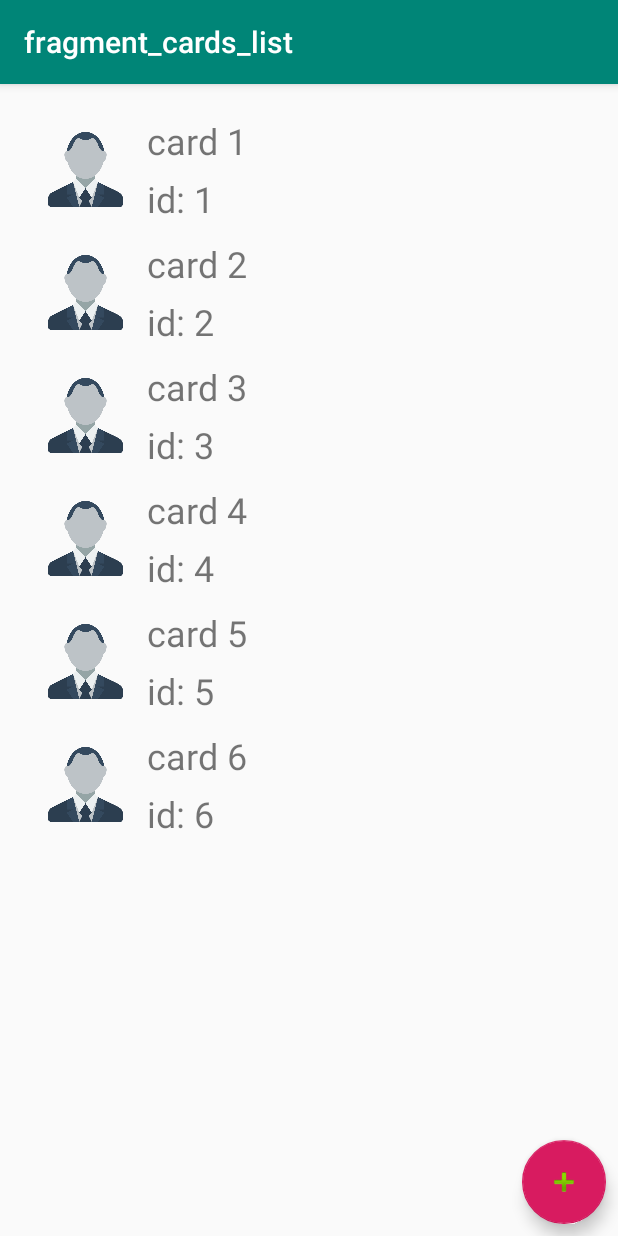
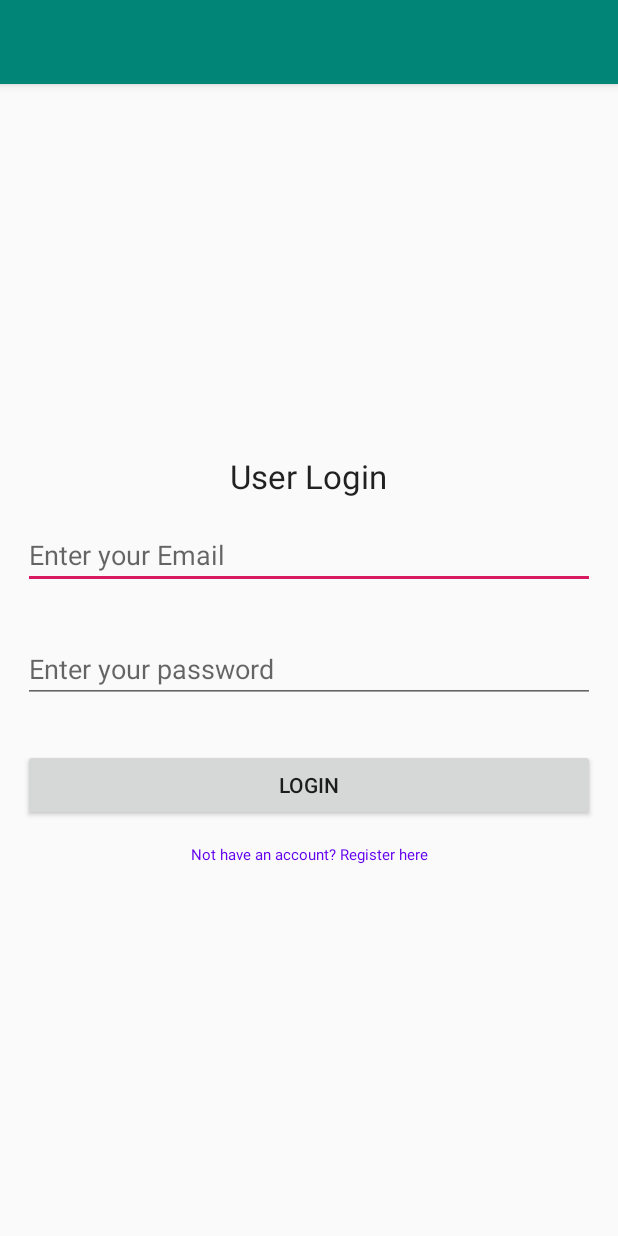
Before and after one commit to EtgarZ/ColmanProject53, an Android app: the screen it shows after launch (MainActivity), on a phone screen of 412 x 824 dp. Run offline under Robolectric (Android 15) with nearby library versions, the phone set to English and light mode, and no system bars; our stand-ins replace Firebase (no records; nobody signed in at launch, a user with empty details on screens opened directly), navigation-ui.

Commit message:
add sign in and register using firebase auth

```diff
--- /dev/null
+++ b/Client/CardReaderApp/app/src/main/java/com/cardreaderapp/activities/RegisterFragment.java
@@ -0,0 +1,217 @@
+package com.cardreaderapp.activities;
+
+import android.app.ProgressDialog;
+import android.content.Context;
+import android.net.Uri;
+import android.os.Bundle;
+
+import androidx.annotation.NonNull;
+import androidx.fragment.app.Fragment;
+
+import android.view.LayoutInflater;
+import android.view.View;
+import android.view.ViewGroup;
+import android.widget.Button;
+import android.widget.EditText;
+import android.widget.TextView;
+import android.widget.Toast;
+
+import com.cardreaderapp.R;
+import com.google.android.gms.tasks.OnCompleteListener;
+import com.google.android.gms.tasks.Task;
+import com.google.firebase.auth.AuthResult;
+import com.google.firebase.auth.FirebaseAuth;
+
+import org.w3c.dom.Text;
+
+import java.util.regex.Pattern;
+
+
+/**
+ * A simple {@link Fragment} subclass.
+ * Activities that contain this fragment must implement the
+ * {@link RegisterFragment.OnFragmentInteractionListener} interface
+ * to handle interaction events.
+ * Use the {@link RegisterFragment#newInstance} factory method to
+ * create an instance of this fragment.
+ */
+public class RegisterFragment extends Fragment {
+    // TODO: Rename parameter arguments, choose names that match
+    // the fragment initialization parameters, e.g. ARG_ITEM_NUMBER
+    private static final String ARG_PARAM1 = "param1";
+    private static final String ARG_PARAM2 = "param2";
+    boolean mIsSignIn=true;
+    EditText mEmailtxt;
+    EditText mPasswordtxt;
+    Button mRegisterbtn;
+    TextView mTitletxt;
+    TextView mSwitchRegSignIntxt;
+    ProgressDialog mProgressDialog;
+    FirebaseAuth mFireBashAuth;
+
+    public static final Pattern VALID_EMAIL_ADDRESS_REGEX =
+            Pattern.compile("^[A-Z0-9._%+-]+@[A-Z0-9.-]+\\.[A-Z]{2,6}$", Pattern.CASE_INSENSITIVE);
+
+    // TODO: Rename and change types of parameters
+    private String mParam1;
+    private String mParam2;
+
+    private OnFragmentInteractionListener mListener;
+
+    public RegisterFragment() {
+        // Required empty public constructor
+    }
+
+    /**
+     * Use this factory method to create a new instance of
+     * this fragment using the provided parameters.
+     *
+     * @param param1 Parameter 1.
+     * @param param2 Parameter 2.
+     * @return A new instance of fragment RegisterFragment.
+     */
+    // TODO: Rename and change types and number of parameters
+    public static RegisterFragment newInstance(String param1, String param2) {
+        RegisterFragment fragment = new RegisterFragment();
+        Bundle args = new Bundle();
+        args.putString(ARG_PARAM1, param1);
+        args.putString(ARG_PARAM2, param2);
+        fragment.setArguments(args);
+        return fragment;
+    }
+
+    @Override
+    public void onCreate(Bundle savedInstanceState) {
+        super.onCreate(savedInstanceState);
+        if (getArguments() != null) {
+            mParam1 = getArguments().getString(ARG_PARAM1);
+            mParam2 = getArguments().getString(ARG_PARAM2);
+        }
+    }
+
+    @Override
+    public View onCreateView(LayoutInflater inflater, ViewGroup container,
+                             Bundle savedInstanceState) {
+        View inflate = inflater.inflate(R.layout.fragment_register, container, false);
+        mProgressDialog= new ProgressDialog(getActivity());
+        mFireBashAuth=FirebaseAuth.getInstance();
+        mTitletxt=(TextView) inflate.findViewById(R.id.Register_Titlettxt);
+        mEmailtxt=(EditText) inflate.findViewById(R.id.Register_emailtxt);
+        mPasswordtxt=(EditText) inflate.findViewById(R.id.Register_passwordtxt);
+        mRegisterbtn=(Button) inflate.findViewById(R.id.Register_registerBtn);
+        mSwitchRegSignIntxt=inflate.findViewById(R.id.Register_switchRegisterSignIn);
+        mSwitchRegSignIntxt.setOnClickListener(new View.OnClickListener() {
+            @Override
+            public void onClick(View v) {
+                if(mIsSignIn) {
+                    mRegisterbtn.setText("Register");
+                    mTitletxt.setText("User Registeration");
+                    mSwitchRegSignIntxt.setText("have an account? Sign in here");
+                }
+                else {
+                    mRegisterbtn.setText("Login");
+                    mTitletxt.setText("User Login");
+                    mSwitchRegSignIntxt.setText("Not have an account? Register here");
+                }
+                mIsSignIn=!mIsSignIn;
+            }
+        });
+        mRegisterbtn.setOnClickListener(new View.OnClickListener() {
+            @Override
+            public void onClick(View v) {
+                String email = mEmailtxt.getText().toString().trim();
+                String password = mPasswordtxt.getText().toString().trim();
+                if (email.isEmpty() || password.isEmpty()
+                        || !VALID_EMAIL_ADDRESS_REGEX.matcher(email).find()) {
+                    Toast.makeText(getActivity(), "Email or Password is not Valid!", Toast.LENGTH_LONG).show();
+                    return;
+                }
+                mProgressDialog.setMessage("Registering user...");
+                mProgressDialog.show();
+                if(!mIsSignIn) {
+                    mProgressDialog.setMessage("Registering user...");
+                    mProgressDialog.show();
+                    mFireBashAuth.createUserWithEmailAndPassword(email, password).
+                            addOnCompleteListener(getActivity(), new OnCompleteListener<AuthResult>() {
+                                @Override
+                                public void onComplete(@NonNull Task<AuthResult> task) {
+                                    if (task.isSuccessful()) {
+                                        mProgressDialog.dismiss();
+                                        //register completed and logged in.
+                                        Toast.makeText(getActivity(), "Registeraion Successfull!", Toast.LENGTH_LONG).show();
+
+                                    } else {
+                                        mProgressDialog.dismiss();
+                                        Toast.makeText(getActivity(), "Registeraion Failed! pls try again later...", Toast.LENGTH_LONG).show();
+
+                                    }
+
+                                }
+                            });
+                }
+                else {
+                    mProgressDialog.setMessage("Login user...");
+                    mProgressDialog.show();
+                    mFireBashAuth.signInWithEmailAndPassword(email, password).addOnCompleteListener(getActivity(), new OnCompleteListener<AuthResult>() {
+                        @Override
+                        public void onComplete(@NonNull Task<AuthResult> task) {
+                            if (task.isSuccessful()) {
+                                mProgressDialog.dismiss();
+                                //register completed and logged in.
+                                Toast.makeText(getActivity(), "Sign In Successfull!", Toast.LENGTH_LONG).show();
+
+                            } else {
+                                mProgressDialog.dismiss();
+                                Toast.makeText(getActivity(), "Sign in Failed! pls try again later...", Toast.LENGTH_LONG).show();
+
+                            }
+
+                        }
+                    });
+                }
+
+
+            }
+        });
+        return inflate;
+    }
+
+    // TODO: Rename method, update argument and hook method into UI event
+    public void onButtonPressed(Uri uri) {
+        if (mListener != null) {
+            mListener.onFragmentInteraction(uri);
+        }
+    }
+
+    @Override
+    public void onAttach(Context context) {
+        super.onAttach(context);
+      //  if (context instanceof OnFragmentInteractionListener) {
+       //     mListener = (OnFragmentInteractionListener) context;
+        //} else {
+          //  throw new RuntimeException(context.toString()
+            //        + " must implement OnFragmentInteractionListener");
+      //  }
+    }
+
+    @Override
+    public void onDetach() {
+        super.onDetach();
+        mListener = null;
+    }
+
+    /**
+     * This interface must be implemented by activities that contain this
+     * fragment to allow an interaction in this fragment to be communicated
+     * to the activity and potentially other fragments contained in that
+     * activity.
+     * <p>
+     * See the Android Training lesson <a href=
+     * "http://developer.android.com/training/basics/fragments/communicating.html"
+     * >Communicating with Other Fragments</a> for more information.
+     */
+    public interface OnFragmentInteractionListener {
+        // TODO: Update argument type and name
+        void onFragmentInteraction(Uri uri);
+    }
+}
--- /dev/null
+++ b/Client/CardReaderApp/app/src/main/res/layout/fragment_register.xml
@@ -0,0 +1,58 @@
+<?xml version="1.0" encoding="utf-8"?>
+<RelativeLayout xmlns:tools="http://schemas.android.com/tools"
+    android:layout_height="match_parent"
+    android:layout_width="match_parent"
+    android:gravity="center"
+    xmlns:android="http://schemas.android.com/apk/res/android">
+
+    <LinearLayout
+        android:layout_width="match_parent"
+        android:layout_height="wrap_content"
+        android:orientation="vertical"
+        tools:context=".activities.RegisterFragment">
+
+        <TextView
+            android:id="@+id/Register_Titlettxt"
+            android:layout_width="wrap_content"
+            android:layout_height="match_parent"
+            android:layout_gravity="center"
+            android:text="User Login"
+            android:textAppearance="@style/TextAppearance.AppCompat.Large"
+
+            />
+
+        <EditText
+            android:id="@+id/Register_emailtxt"
+            android:layout_width="match_parent"
+            android:layout_height="wrap_content"
+            android:layout_margin="15dp"
+            android:hint="Enter your Email"
+            android:inputType="textEmailAddress" />
+
+        <EditText
+            android:id="@+id/Register_passwordtxt"
+            android:layout_width="match_parent"
+            android:layout_height="wrap_content"
+            android:layout_margin="15dp"
+            android:hint="Enter your password"
+            android:inputType="textPassword" />
+
+        <Button
+            android:id="@+id/Register_registerBtn"
+            android:layout_width="match_parent"
+            android:layout_height="wrap_content"
+            android:layout_margin="15dp"
+            android:text="Login" />
+
+        <TextView
+            android:id="@+id/Register_switchRegisterSignIn"
+            android:layout_width="match_parent"
+            android:layout_height="wrap_content"
+            android:textColor="@color/design_default_color_primary"
+            android:textAlignment="center"
+            android:textSize="10dp"
+            android:text="Not have an account? Register here" />
+
+    </LinearLayout>
+
+</RelativeLayout>
--- a/Client/CardReaderApp/app/src/main/res/navigation/nav_main.xml
+++ b/Client/CardReaderApp/app/src/main/res/navigation/nav_main.xml
@@ -3,7 +3,7 @@
     xmlns:app="http://schemas.android.com/apk/res-auto"
     xmlns:tools="http://schemas.android.com/tools"
     android:id="@+id/nav_main"
-    app:startDestination="@id/cardsListFragment">
+    app:startDestination="@id/registerFragment">
 
     <fragment
         android:id="@+id/cardsListFragment"
@@ -19,4 +19,9 @@
         android:name="com.cardreaderapp.activities.NewCardFragment"
         android:label="fragment_new_card"
         tools:layout="@layout/fragment_new_card" />
+    <fragment
+        android:id="@+id/registerFragment"
+        android:name="com.cardreaderapp.activities.RegisterFragment"
+        android:label=""
+        tools:layout="@layout/fragment_register"/>
 </navigation>
--- a/Client/CardReaderApp/app/src/main/res/values/strings.xml
+++ b/Client/CardReaderApp/app/src/main/res/values/strings.xml
@@ -1,6 +1,5 @@
 <resources>
     <string name="app_name">CardReaderApp</string>
-    <string name="title_activity_login">Sign in</string>
     <!-- Strings related to login -->
     <string name="prompt_email">Email</string>
     <string name="prompt_password">Password (optional)</string>
```
